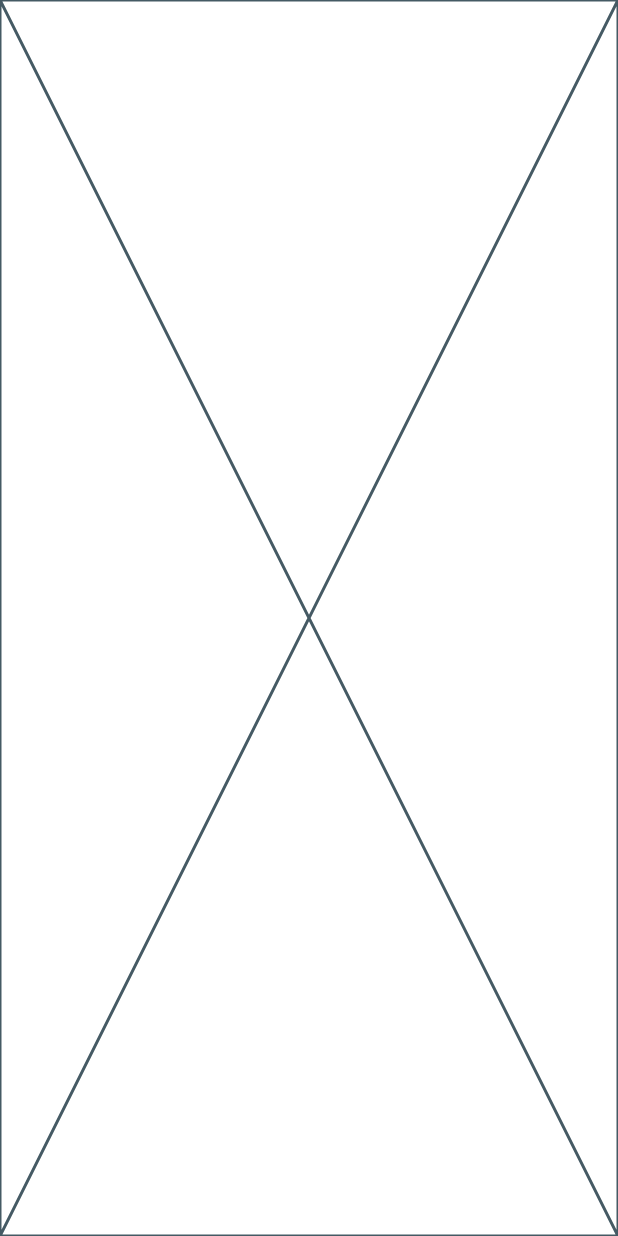
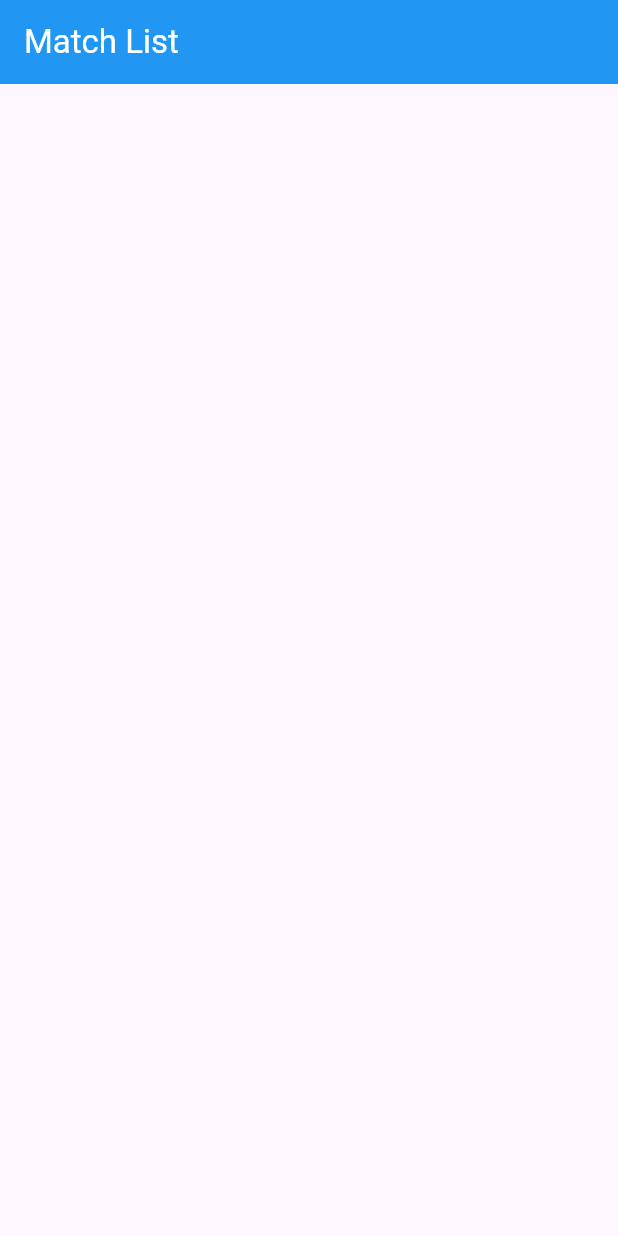
Before and after one commit to masumbillah21/firebase_score, a Flutter app: the screen it shows after launch, on a phone screen of 412 x 824 dp. Run offline on Flutter 3.47's test engine with Material 3 defaults, Android fonts, the phone set to English and light mode, and no system bars; our stand-ins replace cloud_firestore, firebase_core; accounts and stored records are empty.

Commit message:
Assignment 16 Completed

```diff
--- a/lib/main.dart
+++ b/lib/main.dart
@@ -1,7 +1,14 @@
+import 'package:firebase_core/firebase_core.dart';
 import 'package:firebase_score/views/screens/home_screen.dart';
 import 'package:flutter/material.dart';
 
-void main() {
+import 'firebase_options.dart';
+
+void main() async {
+  WidgetsFlutterBinding.ensureInitialized();
+  await Firebase.initializeApp(
+    options: DefaultFirebaseOptions.currentPlatform,
+  );
   runApp(const MyApp());
 }
 
@@ -14,6 +21,12 @@ class MyApp extends StatelessWidget {
     return MaterialApp(
       title: 'Firebase Score',
       home: const HomeScreen(),
+      theme: ThemeData(
+        appBarTheme: const AppBarTheme(
+          backgroundColor: Colors.blue,
+          foregroundColor: Colors.white,
+        ),
+      ),
     );
   }
 }
--- /dev/null
+++ b/lib/models/score_model.dart
@@ -0,0 +1,19 @@
+class ScoreModel {
+  String id;
+  String teamAName;
+  String teamBName;
+  int teamAScore;
+  int teamBScore;
+  double totalTime;
+  double spendTime;
+
+  ScoreModel({
+    required this.id,
+    required this.teamAName,
+    required this.teamBName,
+    required this.teamAScore,
+    required this.teamBScore,
+    required this.totalTime,
+    required this.spendTime,
+  });
+}
--- a/lib/views/screens/home_screen.dart
+++ b/lib/views/screens/home_screen.dart
@@ -1,10 +1,82 @@
+import 'package:cloud_firestore/cloud_firestore.dart';
+import 'package:firebase_score/models/score_model.dart';
+import 'package:firebase_score/views/screens/score_details.dart';
 import 'package:flutter/material.dart';
 
-class HomeScreen extends StatelessWidget {
+class HomeScreen extends StatefulWidget {
   const HomeScreen({super.key});
 
   @override
+  State<HomeScreen> createState() => _HomeScreenState();
+}
+
+class _HomeScreenState extends State<HomeScreen> {
+  final List<ScoreModel> scoreList = [];
+  final Stream<QuerySnapshot> _footballScore =
+      FirebaseFirestore.instance.collection('football_score').snapshots();
+  @override
   Widget build(BuildContext context) {
-    return const Placeholder();
+    return Scaffold(
+      appBar: AppBar(
+        title: const Text('Match List'),
+      ),
+      body: StreamBuilder<QuerySnapshot>(
+          stream: _footballScore,
+          builder: (context, snapshot) {
+            if (snapshot.connectionState == ConnectionState.waiting) {
+              return const Center(
+                child: CircularProgressIndicator(),
+              );
+            }
+            if (snapshot.hasError) {
+              return Center(
+                child: Text(snapshot.error.toString()),
+              );
+            }
+            if (snapshot.hasData) {
+              scoreList.clear();
+              for (var score in snapshot.data!.docs) {
+                scoreList.add(ScoreModel(
+                  id: score.id,
+                  teamAName: score.get('teamAName'),
+                  teamBName: score.get('teamBName'),
+                  teamAScore: score.get('teamAScore'),
+                  teamBScore: score.get('teamBScore'),
+                  totalTime: double.parse(score.get('totalTime').toString()),
+                  spendTime: double.parse(score.get('spendTime').toString()),
+                ));
+              }
+              return Padding(
+                padding: const EdgeInsets.all(8.0),
+                child: ListView.builder(
+                  itemCount: scoreList.length,
+                  itemBuilder: (context, index) => Card(
+                    child: ListTile(
+                      onTap: () {
+                        Navigator.push(
+                          context,
+                          MaterialPageRoute(
+                            builder: (context) =>
+                                ScoreDetails(score: scoreList[index]),
+                          ),
+                        );
+                      },
+                      title: Text(
+                        '${scoreList[index].teamAName} vs ${scoreList[index].teamBName}',
+                        style: const TextStyle(
+                          fontSize: 20,
+                        ),
+                      ),
+                      trailing: const Icon(Icons.arrow_forward),
+                    ),
+                  ),
+                ),
+              );
+            }
+            return const Center(
+              child: Text('There is nothing to show'),
+            );
+          }),
+    );
   }
 }
--- a/pubspec.yaml
+++ b/pubspec.yaml
@@ -35,6 +35,8 @@ dependencies:
   # The following adds the Cupertino Icons font to your application.
   # Use with the CupertinoIcons class for iOS style icons.
   cupertino_icons: ^1.0.2
+  firebase_core: ^2.24.2
+  cloud_firestore: ^4.13.6
 
 dev_dependencies:
   flutter_test:
@@ -45,7 +47,7 @@ dev_dependencies:
   # activated in the `analysis_options.yaml` file located at the root of your
   # package. See that file for information about deactivating specific lint
   # rules and activating additional ones.
-  flutter_lints: ^2.0.0
+  flutter_lints: ^3.0.1
 
 # For information on the generic Dart part of this file, see the
 # following page: https://dart.dev/tools/pub/pubspec
```
Also changed, not shown: lib/views/screens/score_details.dart (added, +62 -0 lines), lib/firebase_options.dart (added), pubspec.lock, 9 other files.
